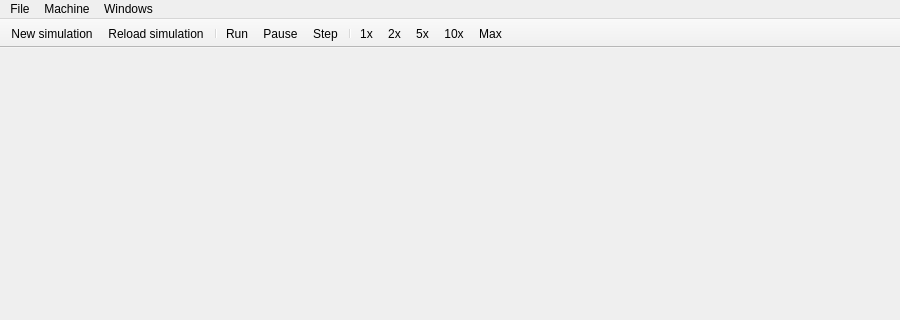
This is qtmips_gui/MainWindow.ui in cvut/qtrvsim as Qt 5 draws it before an edit; both pictures show x 0 to 900 and y 0 to 320 of the 900 by 600 pixel window. The edited form follows.
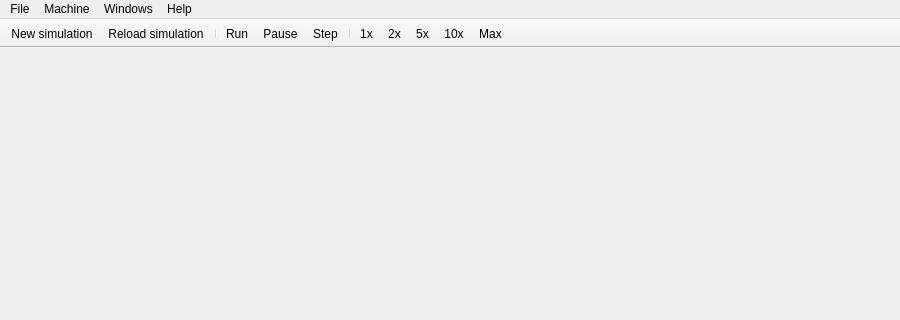
This is the edited form. Icons and pictures are not drawn.

Commit message: Add simple about dialog and prepare menu entries for serial port and peripherals.

```diff
--- a/qtmips_gui/MainWindow.ui
+++ b/qtmips_gui/MainWindow.ui
@@ -85,9 +85,17 @@
     <addaction name="separator"/>
     <addaction name="actionRestart"/>
    </widget>
+   <widget class="QMenu" name="menuHelp">
+    <property name="title">
+     <string>Help</string>
+    </property>
+    <addaction name="actionAbout"/>
+    <addaction name="actionAboutQt"/>
+   </widget>
    <addaction name="menuFile"/>
    <addaction name="menuMachine"/>
    <addaction name="menuWindows"/>
+   <addaction name="menuHelp"/>
   </widget>
   <widget class="QStatusBar" name="statusBar"/>
   <widget class="QToolBar" name="toolBar">
```
Left out of the diff: 23 changed lines with no effect on the pictures. The commit also changes 5 other files.
